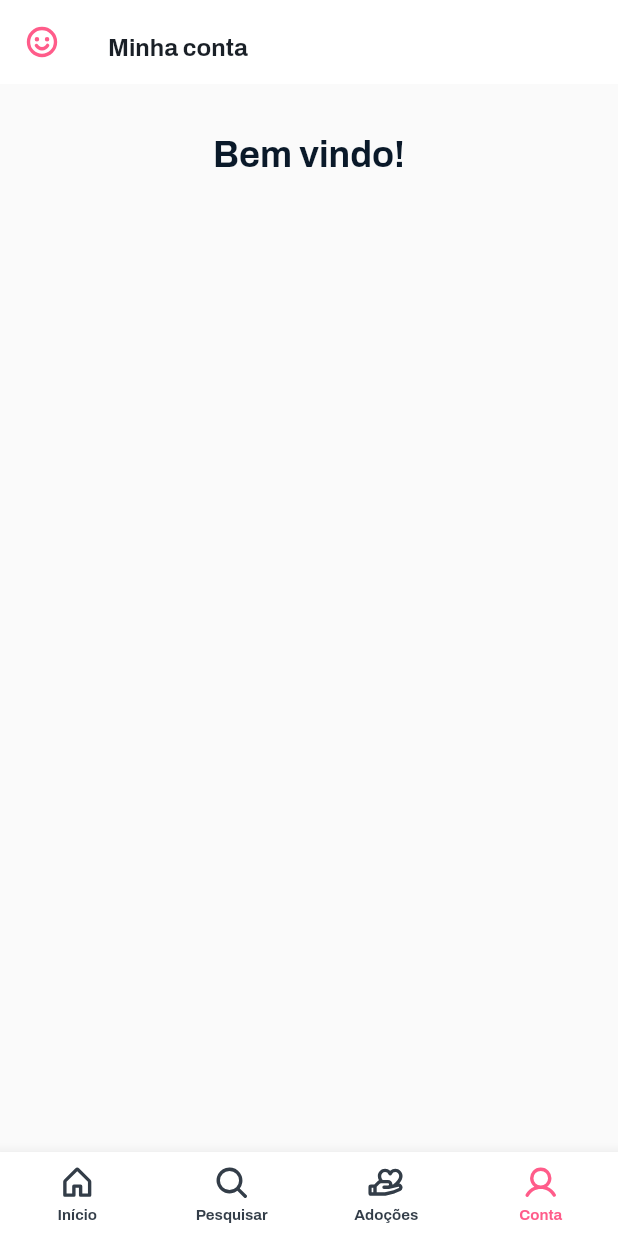
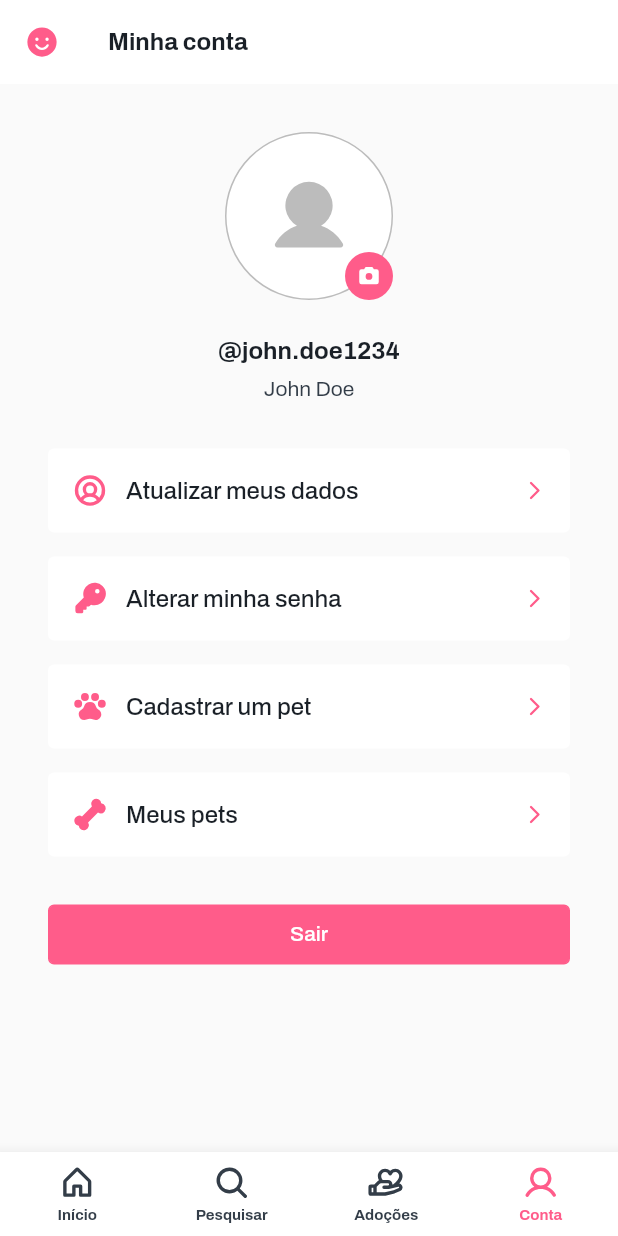
Before and after one commit to vitorpedeo/me_adota, a Flutter app: the AccountPage screen opened by its route, on a phone screen of 412 x 824 dp. Run offline on Flutter 3.47's test engine with Material 2 defaults, Android fonts, the phone set to English and light mode, and no system bars; our stand-ins replace bloc, cached_network_image, dartz, dio, dropdown_search, equatable and 8 more; accounts and stored records are empty.

Commit message:
✨ feat: logged account page

```diff
--- /dev/null
+++ b/lib/features/account/infra/models/account_page_item.dart
@@ -0,0 +1,21 @@
+import 'package:equatable/equatable.dart';
+import 'package:phosphor_flutter/phosphor_flutter.dart';
+
+class AccountPageItem extends Equatable {
+  final String title;
+  final PhosphorFlatIconData icon;
+  final String link;
+
+  const AccountPageItem({
+    required this.title,
+    required this.icon,
+    required this.link,
+  });
+
+  @override
+  List<Object> get props => [
+        title,
+        icon,
+        link,
+      ];
+}
--- a/lib/features/account/presentation/cubits/account/account_cubit.dart
+++ b/lib/features/account/presentation/cubits/account/account_cubit.dart
@@ -2,12 +2,37 @@ import 'package:equatable/equatable.dart';
 import 'package:flutter_bloc/flutter_bloc.dart';
 import 'package:me_adota/features/account/domain/use_cases/get_user_details.dart';
 import 'package:me_adota/features/account/domain/use_cases/login.dart';
+import 'package:me_adota/features/account/infra/models/account_page_item.dart';
+import 'package:phosphor_flutter/phosphor_flutter.dart';
 
 part 'account_state.dart';
 
 class AccountCubit extends Cubit<AccountState> {
   final LoginUseCase _loginUseCase;
   final GetUserDetailsUseCase _getUserDetailsUseCase;
+
+  final List<AccountPageItem> accountPageItems = const [
+    AccountPageItem(
+      title: 'Atualizar meus dados',
+      icon: PhosphorIconsBold.userCircle,
+      link: '#',
+    ),
+    AccountPageItem(
+      title: 'Alterar minha senha',
+      icon: PhosphorIconsFill.key,
+      link: '#',
+    ),
+    AccountPageItem(
+      title: 'Cadastrar um pet',
+      icon: PhosphorIconsFill.pawPrint,
+      link: '#',
+    ),
+    AccountPageItem(
+      title: 'Meus pets',
+      icon: PhosphorIconsFill.bone,
+      link: '#',
+    ),
+  ];
 
   AccountCubit(this._loginUseCase, this._getUserDetailsUseCase)
       : super(AccountInitial());
--- a/lib/features/account/presentation/pages/account_page.dart
+++ b/lib/features/account/presentation/pages/account_page.dart
@@ -113,11 +113,11 @@ class AccountPage extends StatelessWidget {
   }
 
   Widget _buildLoggedPage(BuildContext context) {
+    final cubit = context.read<AccountCubit>();
+
     return Scaffold(
-      appBar: CustomAppBar(
-        icon: PhosphorIcons.smiley(
-          PhosphorIconsStyle.bold,
-        ),
+      appBar: const CustomAppBar(
+        icon: PhosphorIconsFill.smiley,
         title: 'Minha conta',
       ),
       backgroundColor: AppTheme.background,
@@ -133,12 +133,135 @@ class AccountPage extends StatelessWidget {
           child: SingleChildScrollView(
             child: Column(
               children: [
+                Stack(
+                  alignment: Alignment.bottomRight,
+                  children: [
+                    Container(
+                      width: 112,
+                      height: 112,
+                      decoration: BoxDecoration(
+                        color: AppTheme.white,
+                        shape: BoxShape.circle,
+                        border: Border.all(
+                          color: AppTheme.placeholder,
+                          width: 1,
+                        ),
+                      ),
+                      child: const Center(
+                        child: Icon(
+                          PhosphorIconsFill.user,
+                          size: 56,
+                          color: AppTheme.placeholder,
+                        ),
+                      ),
+                    ),
+                    GestureDetector(
+                      onTap: () {},
+                      child: Container(
+                        width: 32,
+                        height: 32,
+                        decoration: const BoxDecoration(
+                          color: AppTheme.pink,
+                          shape: BoxShape.circle,
+                        ),
+                        child: const Center(
+                          child: Icon(
+                            PhosphorIconsFill.camera,
+                            size: 16,
+                            color: AppTheme.white,
+                          ),
+                        ),
+                      ),
+                    ),
+                  ],
+                ),
+                const SizedBox(
+                  height: 16,
+                ),
                 Text(
-                  'Bem vindo!',
-                  style: AppTheme.headlineBold.copyWith(
-                    color: AppTheme.headText,
+                  '@john.doe1234',
+                  style: AppTheme.bodyBold.copyWith(
+                    color: AppTheme.bodyText,
                   ),
-                  textAlign: TextAlign.center,
+                ),
+                const SizedBox(
+                  height: 8,
+                ),
+                Text(
+                  'John Doe',
+                  style: AppTheme.bodySecondaryRegular.copyWith(
+                    color: AppTheme.bodySecondaryText,
+                  ),
+                ),
+                const SizedBox(
+                  height: 32,
+                ),
+                ListView.separated(
+                  shrinkWrap: true,
+                  physics: const NeverScrollableScrollPhysics(),
+                  itemBuilder: (context, index) {
+                    final accountPageItem = cubit.accountPageItems[index];
+
+                    return GestureDetector(
+                      onTap: () {},
+                      child: Container(
+                        padding: const EdgeInsets.all(
+                          16,
+                        ),
+                        decoration: const BoxDecoration(
+                          color: AppTheme.white,
+                          borderRadius: BorderRadius.all(
+                            Radius.circular(
+                              4,
+                            ),
+                          ),
+                        ),
+                        child: Row(
+                          mainAxisAlignment: MainAxisAlignment.spaceBetween,
+                          crossAxisAlignment: CrossAxisAlignment.center,
+                          children: [
+                            Row(
+                              children: [
+                                Icon(
+                                  accountPageItem.icon,
+                                  color: AppTheme.pink,
+                                  size: 24,
+                                ),
+                                const SizedBox(
+                                  width: 12,
+                                ),
+                                Text(
+                                  accountPageItem.title,
+                                  style: AppTheme.bodyMedium.copyWith(
+                                    color: AppTheme.bodyText,
+                                    height: 0,
+                                  ),
+                                ),
+                              ],
+                            ),
+                            const Icon(
+                              PhosphorIconsBold.caretRight,
+                              color: AppTheme.pink,
+                              size: 16,
+                            ),
+                          ],
+                        ),
+                      ),
+                    );
+                  },
+                  separatorBuilder: (context, index) {
+                    return const SizedBox(
+                      height: 16,
+                    );
+                  },
+                  itemCount: cubit.accountPageItems.length,
+                ),
+                const SizedBox(
+                  height: 32,
+                ),
+                AppButton(
+                  text: 'Sair',
+                  onPressed: () {},
                 ),
               ],
             ),
--- a/lib/features/global/presentation/widgets/layout/custom_app_bar/custom_app_bar.dart
+++ b/lib/features/global/presentation/widgets/layout/custom_app_bar/custom_app_bar.dart
@@ -19,6 +19,7 @@ class CustomAppBar extends StatelessWidget implements PreferredSizeWidget {
         title,
         style: AppTheme.bodyBold.copyWith(
           color: AppTheme.bodyText,
+          height: 0,
         ),
       ),
       leading: CustomLeading(
```
